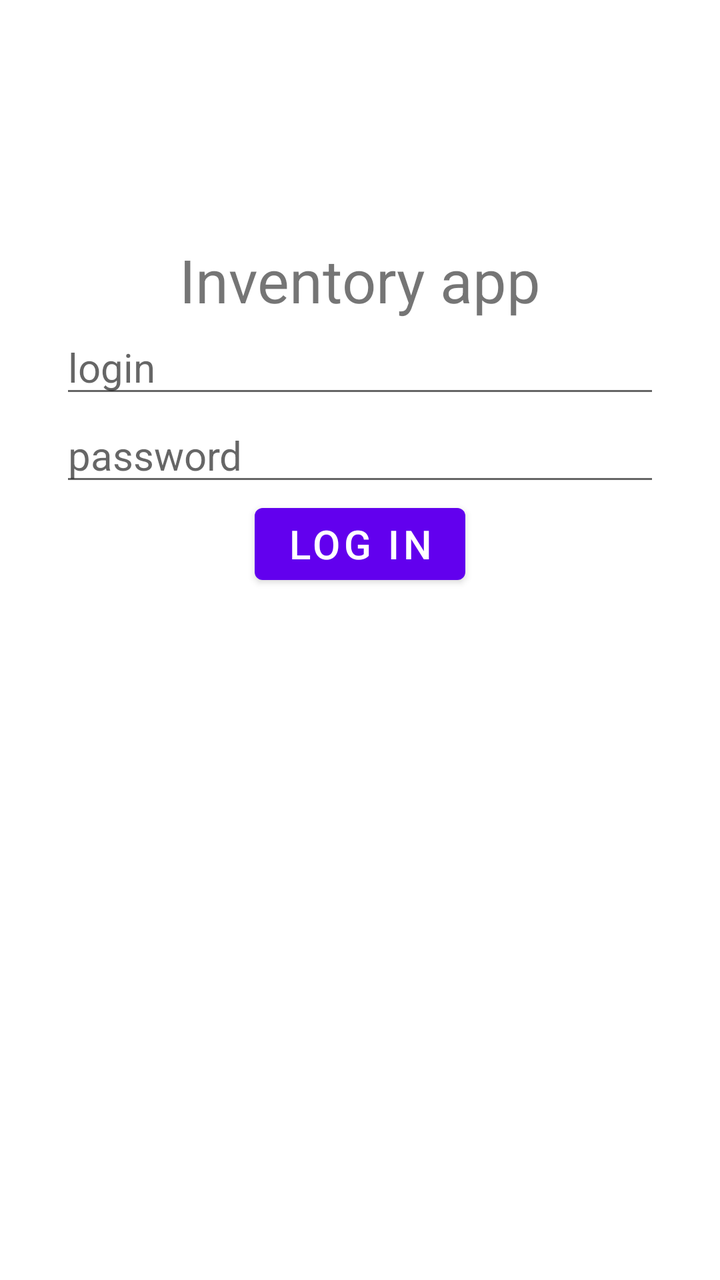
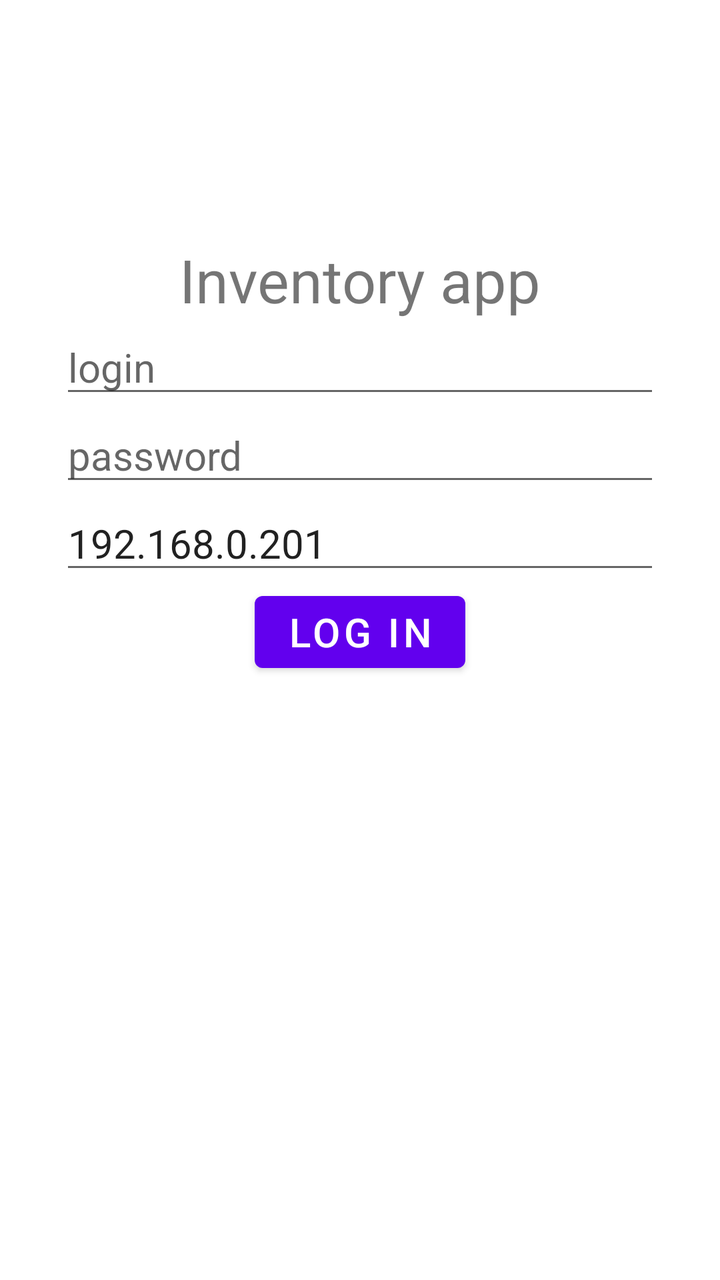

Before-and-after screenshots of an Android layout around one commit, followed by the original layout XML and the change that was made.
<!-- AndroidManifest.xml: application theme Theme.MyApplication -->
<!-- res/layout/activity_main.xml -->
<?xml version="1.0" encoding="utf-8"?>
<androidx.constraintlayout.widget.ConstraintLayout xmlns:android="http://schemas.android.com/apk/res/android"
    xmlns:app="http://schemas.android.com/apk/res-auto"
    xmlns:tools="http://schemas.android.com/tools"
    android:layout_width="match_parent"
    android:layout_height="match_parent"
    tools:context=".MainActivity">

    <androidx.constraintlayout.widget.Guideline
        android:id="@+id/horGuideline1"
        android:layout_width="wrap_content"
        android:layout_height="wrap_content"
        android:orientation="horizontal"
        app:layout_constraintGuide_percent="0.25" />

    <TextView
        android:id="@+id/textView"
        android:layout_width="wrap_content"
        android:layout_height="wrap_content"
        android:text="@string/inventory_app"
        android:textSize="30sp"
        app:layout_constraintBottom_toTopOf="@+id/horGuideline1"
        app:layout_constraintLeft_toLeftOf="parent"
        app:layout_constraintRight_toRightOf="parent" />

    <EditText
        android:id="@+id/login"
        android:layout_width="300dp"
        android:layout_height="wrap_content"
        android:autofillHints="@string/login_hint"
        android:hint="@string/default_login"
        android:inputType="text"
        android:textSize="20sp"
        app:layout_constraintLeft_toLeftOf="parent"
        app:layout_constraintRight_toRightOf="parent"
        app:layout_constraintTop_toTopOf="@+id/horGuideline1" />

    <EditText
        android:id="@+id/password"
        android:layout_width="300dp"
        android:layout_height="wrap_content"
        android:autofillHints="@string/password_hint"
        android:hint="@string/default_password"
        android:inputType="textPassword"
        android:textSize="20sp"
        app:layout_constraintLeft_toLeftOf="parent"
        app:layout_constraintRight_toRightOf="parent"
        app:layout_constraintTop_toBottomOf="@+id/login" />

    <Button
        android:id="@+id/loginButton"
        android:layout_width="wrap_content"
        android:layout_height="wrap_content"
        android:text="@string/login_button"
        android:textSize="20sp"
        app:layout_constraintLeft_toLeftOf="parent"
        app:layout_constraintRight_toRightOf="parent"
        app:layout_constraintTop_toBottomOf="@+id/password" />

    <TextView
        android:id="@+id/loginError"
        android:layout_width="wrap_content"
        android:layout_height="wrap_content"
        android:text="@string/login_error"
        android:textColor="#FF0000"
        android:textSize="15sp"
        android:visibility="invisible"
        app:layout_constraintLeft_toLeftOf="parent"
        app:layout_constraintRight_toRightOf="parent"
        app:layout_constraintTop_toBottomOf="@+id/loginButton" />

</androidx.constraintlayout.widget.ConstraintLayout>
<!-- resources referenced by this layout -->
<resources>
  <string name="default_login">login</string>
  <string name="default_password">password</string>
  <string name="inventory_app">Inventory app</string>
  <string name="login_button">Log in</string>
  <string name="login_error">Wrong login or password</string>
  <string name="login_hint">Enter login</string>
  <string name="password_hint">Enter password</string>
  <style name="Theme.MyApplication" parent="Theme.MaterialComponents.DayNight.NoActionBar">
          
          <item name="colorPrimary">@color/purple_500</item>
          <item name="colorPrimaryVariant">@color/purple_700</item>
          <item name="colorOnPrimary">@color/white</item>
          
          <item name="colorSecondary">@color/teal_200</item>
          <item name="colorSecondaryVariant">@color/teal_700</item>
          <item name="colorOnSecondary">@color/black</item>
          
          <item name="android:statusBarColor">?attr/colorPrimaryVariant</item>
          
      </style>
  <color name="purple_500">#FF6200EE</color>
  <color name="purple_700">#FF3700B3</color>
  <color name="white">#FFFFFFFF</color>
  <color name="teal_200">#FF03DAC5</color>
  <color name="teal_700">#FF018786</color>
  <color name="black">#FF000000</color>
</resources>

<!-- the commit's change to res/layout/activity_main.xml (unified diff, before → after) -->
@@ -47,6 +47,18 @@
         app:layout_constraintRight_toRightOf="parent"
         app:layout_constraintTop_toBottomOf="@+id/login" />
 
+    <EditText
+        android:id="@+id/ip"
+        android:layout_width="300dp"
+        android:layout_height="wrap_content"
+        android:autofillHints="@string/ip_hint"
+        android:text="@string/default_ip"
+        android:textSize="20sp"
+        app:layout_constraintLeft_toLeftOf="parent"
+        app:layout_constraintRight_toRightOf="parent"
+        app:layout_constraintTop_toBottomOf="@+id/password" />
+
+
     <Button
         android:id="@+id/loginButton"
         android:layout_width="wrap_content"
@@ -55,7 +67,7 @@
         android:textSize="20sp"
         app:layout_constraintLeft_toLeftOf="parent"
         app:layout_constraintRight_toRightOf="parent"
-        app:layout_constraintTop_toBottomOf="@+id/password" />
+        app:layout_constraintTop_toBottomOf="@+id/ip" />
 
     <TextView
         android:id="@+id/loginError"
<!-- resource entries referenced after the edit -->
@@ -1,8 +1,10 @@
 <!-- resources referenced by this layout -->
 <resources>
+  <string name="default_ip">192.168.0.201</string>
   <string name="default_login">login</string>
   <string name="default_password">password</string>
   <string name="inventory_app">Inventory app</string>
+  <string name="ip_hint">Enter server IP</string>
   <string name="login_button">Log in</string>
   <string name="login_error">Wrong login or password</string>
   <string name="login_hint">Enter login</string>
